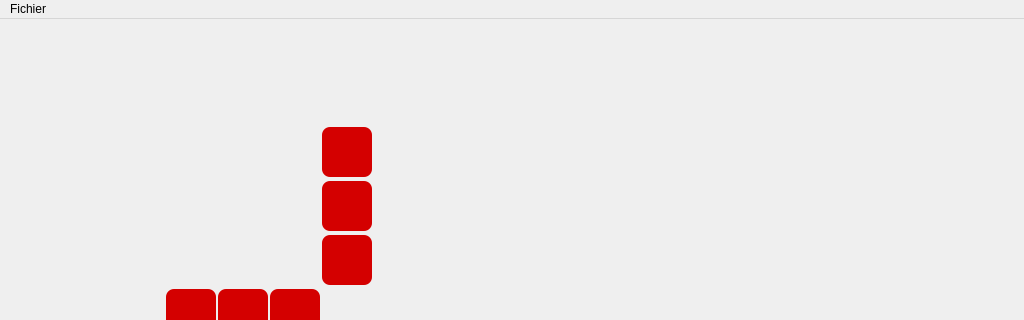
Qt form mainwindow.ui (Txikilinux/leterrier-fubuki) before a commit; both pictures show x 0 to 1024 and y 0 to 320 of the 1024 by 573 pixel window.
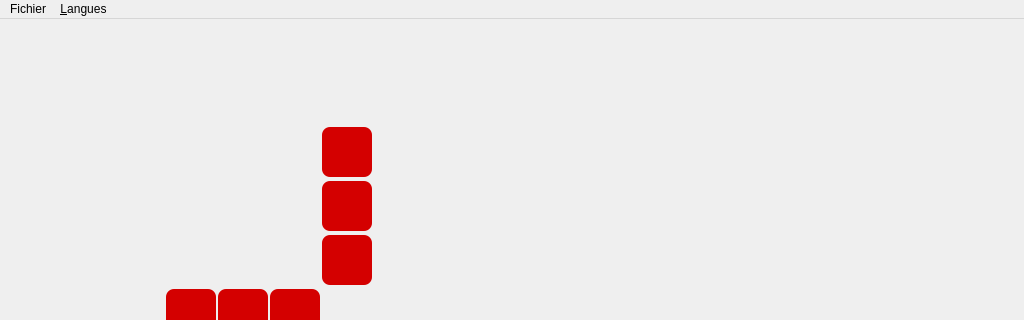
The same form after that commit. Icons and pictures are not drawn.

Diff of the .ui file:
```diff
--- a/mainwindow.ui
+++ b/mainwindow.ui
@@ -1356,7 +1356,13 @@
     </property>
     <addaction name="actionQuitter"/>
    </widget>
+   <widget class="QMenu" name="menuLangues">
+    <property name="title">
+     <string>&amp;Langues</string>
+    </property>
+   </widget>
    <addaction name="menuFichier"/>
+   <addaction name="menuLangues"/>
   </widget>
   <action name="actionQuitter">
    <property name="text">
```
Left out of the diff: 12 changed lines with no effect on the pictures.
